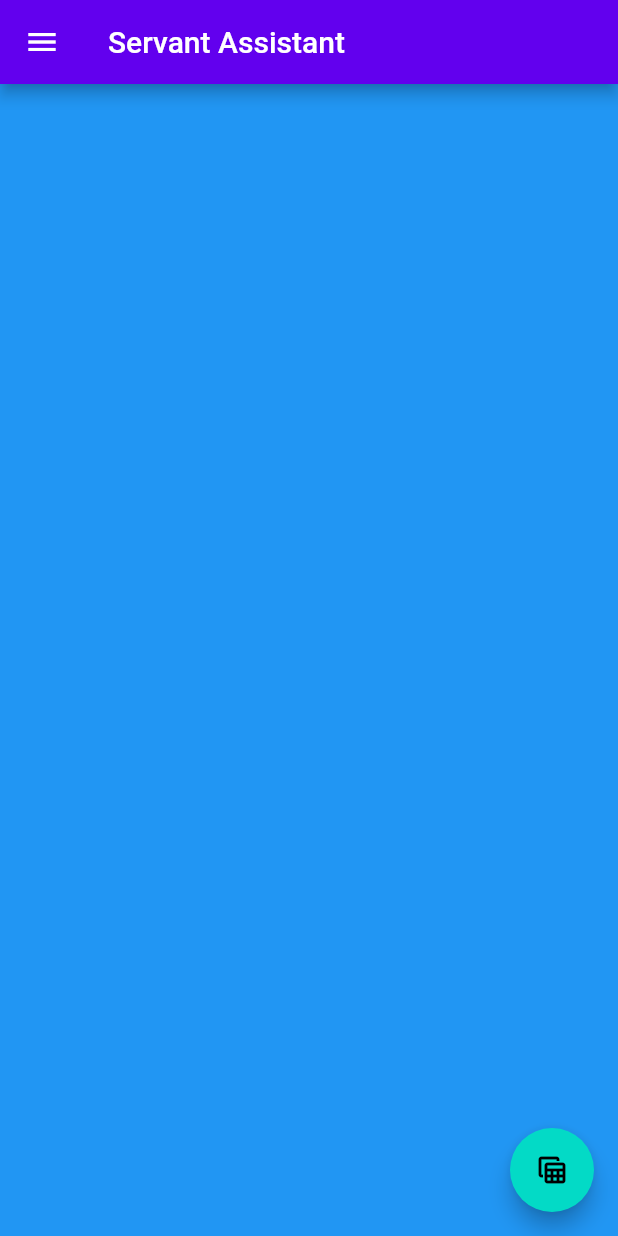
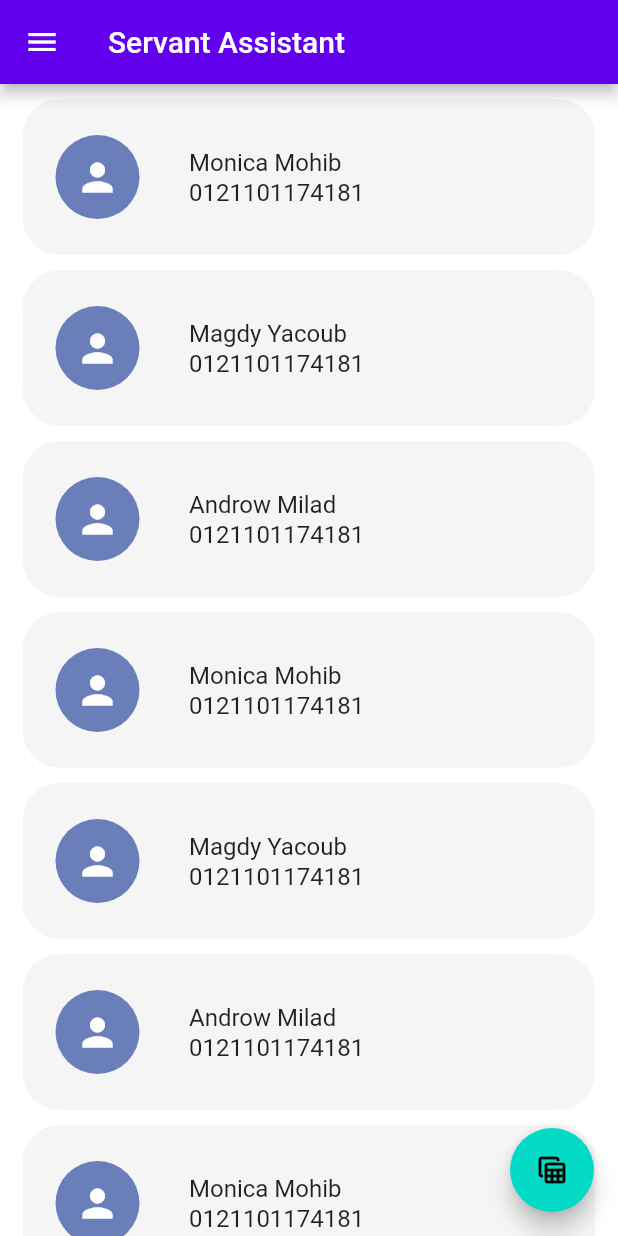
Before and after one commit to MagdyYacoub1/Servant-Assistant, a Flutter app: the screen it shows after launch, on a phone screen of 412 x 824 dp. Run offline on Flutter 3.47's test engine with Material 2 defaults, Android fonts, the phone set to English and light mode, and no system bars.

Commit message:
Create card widget.  - task done. Show data cards in list view / Grid view.  - task done.
created helper directory contains all helper classes.

```diff
--- /dev/null
+++ b/lib/Screens/home/components/data_card_widget.dart
@@ -0,0 +1,36 @@
+import 'package:flutter/material.dart';
+import 'package:servant_assistant/constants.dart';
+
+import '../../../entities/student.dart';
+import 'temporary_avatar.dart';
+
+class DataCardWidget extends StatelessWidget {
+  const DataCardWidget({Key? key, required this.student}) : super(key: key);
+
+  final Student student;
+
+  @override
+  Widget build(BuildContext context) {
+    return ListTile(
+      contentPadding: const EdgeInsets.symmetric(vertical: 16.0, horizontal: 5),
+      tileColor: AppConstants.kTileColor,
+      shape: RoundedRectangleBorder(borderRadius: BorderRadius.circular(25)),
+      leading: student.image != null
+          ? CircleAvatar(
+              maxRadius: AppConstants.kDefaultAvatarRadius,
+              backgroundImage: AssetImage(student.image!),
+            )
+          : const TemporaryAvatar(),
+      title: Text(
+        student.name,
+        style: Theme.of(context).textTheme.titleMedium,
+        overflow: TextOverflow.ellipsis,
+      ),
+      subtitle: Text(
+        student.phoneNumber,
+        style: Theme.of(context).textTheme.subtitle1,
+        overflow: TextOverflow.ellipsis,
+      ),
+    );
+  }
+}
--- a/lib/Screens/home/components/home_desktop.dart
+++ b/lib/Screens/home/components/home_desktop.dart
@@ -1,5 +1,9 @@
 import 'package:flutter/material.dart';
 import 'package:servant_assistant/widgets/side_bar.dart';
+
+import '../../../constants.dart';
+import '../../../entities/student.dart';
+import 'data_card_widget.dart';
 
 class HomeDesktop extends StatelessWidget {
   const HomeDesktop({Key? key}) : super(key: key);
@@ -11,8 +15,21 @@ class HomeDesktop extends StatelessWidget {
         const Expanded(child: SideBar()),
         Expanded(
           flex: 5,
-          child: Container(
-            color: Colors.blue,
+          child: GridView.builder(
+            itemCount: dummyData.length,
+            padding: const EdgeInsets.symmetric(
+              vertical: AppConstants.kDefaultVPadding + 5,
+              horizontal: AppConstants.kDefaultHPadding,
+            ),
+            gridDelegate: const SliverGridDelegateWithFixedCrossAxisCount(
+              crossAxisCount: 3,
+              crossAxisSpacing: 10.0,
+              mainAxisSpacing: 15.0,
+              mainAxisExtent: 110.0,
+            ),
+            itemBuilder: (context, index) {
+              return DataCardWidget(student: dummyData[index]);
+            },
           ),
         ),
       ],
--- a/lib/Screens/home/components/home_mobile.dart
+++ b/lib/Screens/home/components/home_mobile.dart
@@ -1,12 +1,28 @@
 import 'package:flutter/material.dart';
+import 'package:servant_assistant/constants.dart';
+import 'package:servant_assistant/entities/student.dart';
+
+import 'data_card_widget.dart';
 
 class HomeMobile extends StatelessWidget {
   const HomeMobile({Key? key}) : super(key: key);
 
   @override
   Widget build(BuildContext context) {
-    return Container(
-      color: Colors.blue,
+    return ListView.builder(
+      padding: const EdgeInsets.symmetric(
+        vertical: AppConstants.kDefaultVPadding,
+      ),
+      itemCount: dummyData.length,
+      itemBuilder: (BuildContext context, int index) {
+        return Padding(
+          padding: const EdgeInsets.symmetric(
+            vertical: AppConstants.kDefaultVPadding,
+            horizontal: AppConstants.kDefaultHPadding,
+          ),
+          child: DataCardWidget(student: dummyData[index]),
+        );
+      },
     );
   }
 }
--- /dev/null
+++ b/lib/Screens/home/components/temporary_avatar.dart
@@ -0,0 +1,23 @@
+import 'package:flutter/material.dart';
+
+import '../../../constants.dart';
+
+class TemporaryAvatar extends StatelessWidget {
+  const TemporaryAvatar({
+    Key? key,
+  }) : super(key: key);
+
+  @override
+  Widget build(BuildContext context) {
+    return const CircleAvatar(
+      backgroundColor: AppConstants.kAvatarBGColor,
+      maxRadius: AppConstants.kBigAvatarRadius,
+      minRadius: AppConstants.kDefaultAvatarRadius,
+      child: Icon(
+        Icons.person,
+        size: 30.0,
+        color: Colors.white,
+      ),
+    );
+  }
+}
--- a/lib/constants.dart
+++ b/lib/constants.dart
@@ -11,11 +11,25 @@ class AppConstants {
   static const Color kTextColor = Colors.black;
   static const Color bgColorDarkTheme = Color(0xff212121);
   static const Color kContextColor = Color(0xFFFFFFF4);
-  static const Color kGreyColor = Colors.grey;
+  static const Color kTileColor = Color(0xFFF5F5F5);
+  static const Color kAvatarBGColor = Color(0xFF6A7FBA);
 
+  // default animation duration
   static const Duration kDefaultDuration = Duration(milliseconds: 300);
-  static const double kDefaultPadding = 20.0;
 
+  // default Vertical padding
+  static const double kDefaultVPadding = 5.0;
+
+  // default Horizontal padding
+  static const double kDefaultHPadding = 15.0;
+
+  // default Default radius
+  static const double kDefaultAvatarRadius = 25.0;
+
+  // default Big radius
+  static const double kBigAvatarRadius = 45.0;
+
+  /*
   static const TextStyle nameTextStyle = TextStyle(
     fontSize: 40.0,
     fontWeight: FontWeight.w800,
@@ -49,7 +63,7 @@ class AppConstants {
     fontSize: 17.0,
     fontWeight: FontWeight.w700,
   );
-
+*/
   static Color lighten(Color color, [double amount = 0.1]) {
     assert(amount >= 0 && amount <= 1);
 
--- /dev/null
+++ b/lib/entities/student.dart
@@ -0,0 +1,256 @@
+class Student {
+  String name;
+  String? image;
+  String phoneNumber;
+  DateTime birthDate;
+
+  Student({
+    required this.name,
+    this.image,
+    required this.phoneNumber,
+    required this.birthDate,
+  });
+}
+
+List<Student> dummyData = [
+  Student(
+    name: 'Monica Mohib',
+    phoneNumber: "0121101174181",
+    birthDate: DateTime.now(),
+  ),
+  Student(
+    name: 'Magdy Yacoub',
+    phoneNumber: "0121101174181",
+    birthDate: DateTime.now(),
+  ),
+  Student(
+    name: 'Androw Milad',
+    phoneNumber: "0121101174181",
+    birthDate: DateTime.now(),
+  ),
+  Student(
+    name: 'Monica Mohib',
+    phoneNumber: "0121101174181",
+    birthDate: DateTime.now(),
+  ),
+  Student(
+    name: 'Magdy Yacoub',
+    phoneNumber: "0121101174181",
+    birthDate: DateTime.now(),
+  ),
+  Student(
+    name: 'Androw Milad',
+    phoneNumber: "0121101174181",
+    birthDate: DateTime.now(),
+  ),
+  Student(
+    name: 'Monica Mohib',
+    phoneNumber: "0121101174181",
+    birthDate: DateTime.now(),
+  ),
+  Student(
+    name: 'Magdy Yacoub',
+    phoneNumber: "0121101174181",
+    birthDate: DateTime.now(),
+  ),
+  Student(
+    name: 'Androw Milad',
+    phoneNumber: "0121101174181",
+    birthDate: DateTime.now(),
+  ),
+  Student(
+    name: 'Monica Mohib',
+    phoneNumber: "0121101174181",
+    birthDate: DateTime.now(),
+  ),
+  Student(
+    name: 'Magdy Yacoub',
+    phoneNumber: "0121101174181",
+    birthDate: DateTime.now(),
+  ),
+  Student(
+    name: 'Androw Milad',
+    phoneNumber: "0121101174181",
+    birthDate: DateTime.now(),
+  ),
+  Student(
+    name: 'Monica Mohib',
+    phoneNumber: "0121101174181",
+    birthDate: DateTime.now(),
+  ),
+  Student(
+    name: 'Magdy Yacoub',
+    phoneNumber: "0121101174181",
+    birthDate: DateTime.now(),
+  ),
+  Student(
+    name: 'Androw Milad',
+    phoneNumber: "0121101174181",
+    birthDate: DateTime.now(),
+  ),
+  Student(
+    name: 'Monica Mohib',
+    phoneNumber: "0121101174181",
+    birthDate: DateTime.now(),
+  ),
+  Student(
+    name: 'Magdy Yacoub',
+    phoneNumber: "0121101174181",
+    birthDate: DateTime.now(),
+  ),
+  Student(
+    name: 'Androw Milad',
+    phoneNumber: "0121101174181",
+    birthDate: DateTime.now(),
+  ),
+  Student(
+    name: 'Monica Mohib',
+    phoneNumber: "0121101174181",
+    birthDate: DateTime.now(),
+  ),
+  Student(
+    name: 'Magdy Yacoub',
+    phoneNumber: "0121101174181",
+    birthDate: DateTime.now(),
+  ),
+  Student(
+    name: 'Androw Milad',
+    phoneNumber: "0121101174181",
+    birthDate: DateTime.now(),
+  ),
+  Student(
+    name: 'Monica Mohib',
+    phoneNumber: "0121101174181",
+    birthDate: DateTime.now(),
+  ),
+  Student(
+    name: 'Magdy Yacoub',
+    phoneNumber: "0121101174181",
+    birthDate: DateTime.now(),
+  ),
+  Student(
+    name: 'Androw Milad',
+    phoneNumber: "0121101174181",
+    birthDate: DateTime.now(),
+  ),
+  Student(
+    name: 'Monica Mohib',
+    phoneNumber: "0121101174181",
+    birthDate: DateTime.now(),
+  ),
+  Student(
+    name: 'Magdy Yacoub',
+    phoneNumber: "0121101174181",
+    birthDate: DateTime.now(),
+  ),
+  Student(
+    name: 'Androw Milad',
+    phoneNumber: "0121101174181",
+    birthDate: DateTime.now(),
+  ),
+  Student(
+    name: 'Monica Mohib',
+    phoneNumber: "0121101174181",
+    birthDate: DateTime.now(),
+  ),
+  Student(
+    name: 'Magdy Yacoub',
+    phoneNumber: "0121101174181",
+    birthDate: DateTime.now(),
+  ),
+  Student(
+    name: 'Androw Milad',
+    phoneNumber: "0121101174181",
+    birthDate: DateTime.now(),
+  ),
+  Student(
+    name: 'Monica Mohib',
+    phoneNumber: "0121101174181",
+    birthDate: DateTime.now(),
+  ),
+  Student(
+    name: 'Magdy Yacoub',
+    phoneNumber: "0121101174181",
+    birthDate: DateTime.now(),
+  ),
+  Student(
+    name: 'Androw Milad',
+    phoneNumber: "0121101174181",
+    birthDate: DateTime.now(),
+  ),
+  Student(
+    name: 'Monica Mohib',
+    phoneNumber: "0121101174181",
+    birthDate: DateTime.now(),
+  ),
+  Student(
+    name: 'Magdy Yacoub',
+    phoneNumber: "0121101174181",
+    birthDate: DateTime.now(),
+  ),
+  Student(
+    name: 'Androw Milad',
+    phoneNumber: "0121101174181",
+    birthDate: DateTime.now(),
+  ),
+  Student(
+    name: 'Monica Mohib',
+    phoneNumber: "0121101174181",
+    birthDate: DateTime.now(),
+  ),
+  Student(
+    name: 'Magdy Yacoub',
+    phoneNumber: "0121101174181",
+    birthDate: DateTime.now(),
+  ),
+  Student(
+    name: 'Androw Milad',
+    phoneNumber: "0121101174181",
+    birthDate: DateTime.now(),
+  ),
+  Student(
+    name: 'Monica Mohib',
+    phoneNumber: "0121101174181",
+    birthDate: DateTime.now(),
+  ),
+  Student(
+    name: 'Magdy Yacoub',
+    phoneNumber: "0121101174181",
+    birthDate: DateTime.now(),
+  ),
+  Student(
+    name: 'Androw Milad',
+    phoneNumber: "0121101174181",
+    birthDate: DateTime.now(),
+  ),
+  Student(
+    name: 'Monica Mohib',
+    phoneNumber: "0121101174181",
+    birthDate: DateTime.now(),
+  ),
+  Student(
+    name: 'Magdy Yacoub',
+    phoneNumber: "0121101174181",
+    birthDate: DateTime.now(),
+  ),
+  Student(
+    name: 'Androw Milad',
+    phoneNumber: "0121101174181",
+    birthDate: DateTime.now(),
+  ),
+  Student(
+    name: 'Monica Mohib',
+    phoneNumber: "0121101174181",
+    birthDate: DateTime.now(),
+  ),
+  Student(
+    name: 'Magdy Yacoub',
+    phoneNumber: "0121101174181",
+    birthDate: DateTime.now(),
+  ),
+  Student(
+    name: 'Androw Milad',
+    phoneNumber: "0121101174181",
+    birthDate: DateTime.now(),
+  ),
+];
--- /dev/null
+++ b/lib/helper/image_utility.dart
@@ -0,0 +1,21 @@
+import 'dart:convert';
+import 'dart:typed_data';
+
+import 'package:flutter/material.dart';
+
+class ImageUtility {
+  static Image imageFromBase64String(String base64String) {
+    return Image.memory(
+      base64Decode(base64String),
+      fit: BoxFit.fill,
+    );
+  }
+
+  static Uint8List dataFromBase64String(String base64String) {
+    return base64Decode(base64String);
+  }
+
+  static String base64String(Uint8List data) {
+    return base64Encode(data);
+  }
+}
```
